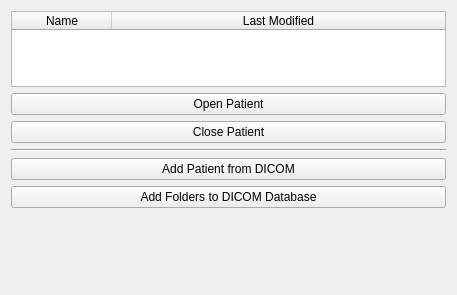
The window that Patients/Resources/UI/Patients.ui (NousNav/SlicerOpenNav) describes before a commit, drawn with Qt 5.
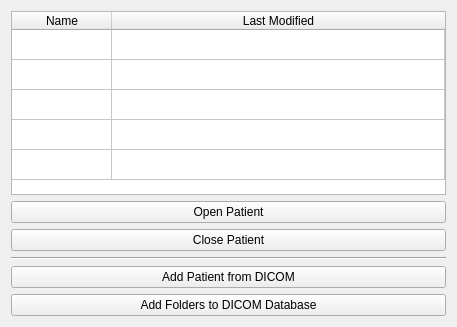
The same window after the commit. Custom widgets are drawn as their Qt base class.

Commit message: ENH: Show only latest 5 cases on the main panel

Patch:
```diff
--- a/Patients/Resources/UI/Patients.ui
+++ b/Patients/Resources/UI/Patients.ui
@@ -14,7 +14,7 @@
    <item>
     <widget class="QTableWidget" name="CasesTableWidget">
      <property name="sizePolicy">
-      <sizepolicy hsizetype="Expanding" vsizetype="Expanding">
+      <sizepolicy hsizetype="Expanding" vsizetype="Minimum">
        <horstretch>0</horstretch>
        <verstretch>0</verstretch>
       </sizepolicy>
@@ -28,6 +28,9 @@
      <property name="selectionBehavior">
       <enum>QAbstractItemView::SelectRows</enum>
      </property>
+     <property name="rowCount">
+      <number>5</number>
+     </property>
      <attribute name="horizontalHeaderVisible">
       <bool>true</bool>
      </attribute>
@@ -37,6 +40,11 @@
      <attribute name="verticalHeaderVisible">
       <bool>false</bool>
      </attribute>
+     <row/>
+     <row/>
+     <row/>
+     <row/>
+     <row/>
      <column>
       <property name="text">
        <string>Name</string>
```
The commit also changes 2 other files.
